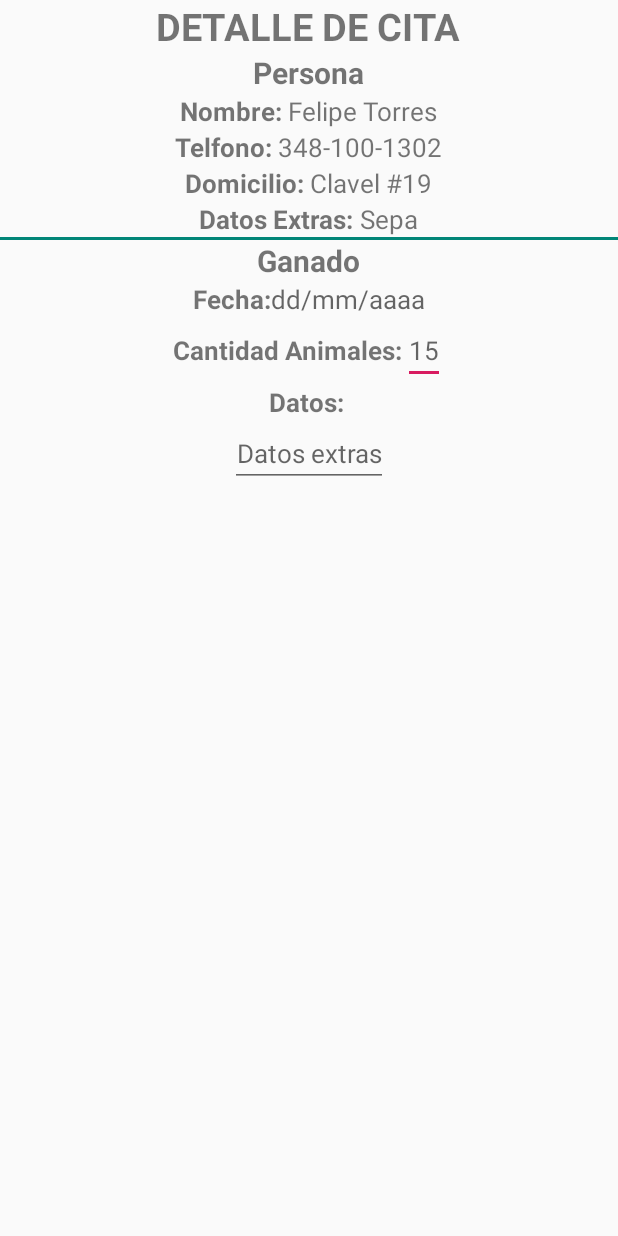
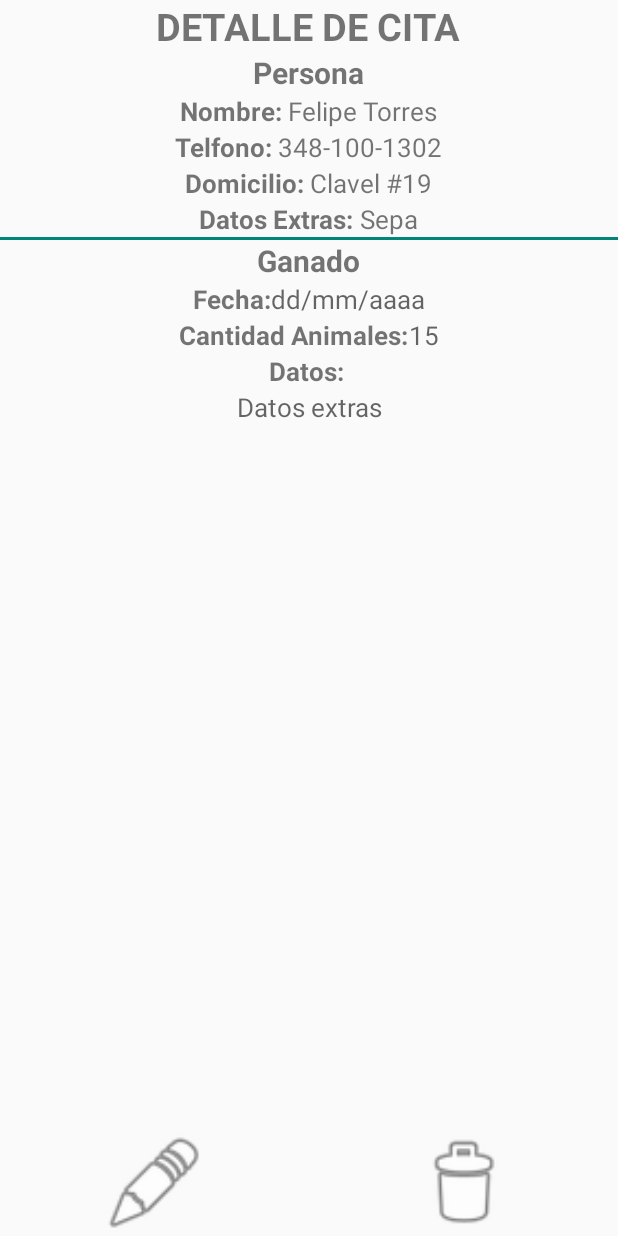
Before and after one commit to Stan4u2/AppGanaderosV1, an Android app: the appointment_details screen opened directly, with no data from a screen before it, on a phone screen of 412 x 824 dp. Run offline under Robolectric (Android 15) with nearby library versions, the phone set to English and light mode, and no system bars.

Commit message:
Trying to update the appointment

```diff
--- a/app/src/main/java/com/example/appganaderosv1/Adapter/Adapter_appointment.java
+++ b/app/src/main/java/com/example/appganaderosv1/Adapter/Adapter_appointment.java
@@ -63,6 +63,7 @@ public class Adapter_appointment extends RecyclerView.Adapter<Adapter_appointmen
 
         public ViewHolderAppointment(@NonNull View itemView) {
             super(itemView);
+
             nombre_persona = itemView.findViewById(R.id.nombre_persona);
             cantidad_ganado = itemView.findViewById(R.id.cantidad_ganado);
             fecha = itemView.findViewById(R.id.fecha);
--- a/app/src/main/java/com/example/appganaderosv1/appointment_details.java
+++ b/app/src/main/java/com/example/appganaderosv1/appointment_details.java
@@ -1,13 +1,91 @@
 package com.example.appganaderosv1;
 
+import android.content.ContentValues;
+import android.content.Intent;
+import android.database.sqlite.SQLiteDatabase;
 import android.support.v7.app.AppCompatActivity;
 import android.os.Bundle;
+import android.view.View;
+import android.widget.TextView;
+import android.widget.Toast;
+
+import com.example.appganaderosv1.entidades.Citas;
+import com.example.appganaderosv1.entidades.Persona;
+import com.example.appganaderosv1.utilidades.Utilidades;
 
 public class appointment_details extends AppCompatActivity {
+
+    TextView name_person_appointment, cellphone_person_appointment, address_person_appointment;
+    TextView extra_data_person_appointment, date_appointment, number_animals_appointment, extra_data_appointment;
+
+    Persona person = null;
+    Citas citas = null;
+
+    ConexionSQLiteHelper conn;
 
     @Override
     protected void onCreate(Bundle savedInstanceState) {
         super.onCreate(savedInstanceState);
         setContentView(R.layout.activity_appointment_details);
+
+        conn = new ConexionSQLiteHelper(this, "bd_ganado", null, 1);
+
+        name_person_appointment = findViewById(R.id.name_person_appointment);
+        cellphone_person_appointment = findViewById(R.id.cellphone_person_appointment);
+        address_person_appointment = findViewById(R.id.address_person_appointment);
+        extra_data_person_appointment = findViewById(R.id.extra_data_person_appointment);
+        date_appointment = findViewById(R.id.date_appointment);
+        number_animals_appointment = findViewById(R.id.number_animals_appointment);
+        extra_data_appointment = findViewById(R.id.extra_data_appointment);
+
+        Bundle objectSent = getIntent().getExtras();
+
+
+        if(objectSent != null){
+            person = (Persona) objectSent.getSerializable("persona");
+            citas = (Citas) objectSent.getSerializable("citas");
+
+            name_person_appointment.setText(person.getNombre());
+            cellphone_person_appointment.setText(person.getTelefono());
+            address_person_appointment.setText(person.getDomicilio());
+            extra_data_person_appointment.setText(person.getDatos_extras());
+
+            date_appointment.setText(citas.getFecha());
+            number_animals_appointment.setText(citas.getCantidad_ganado().toString());
+            extra_data_appointment.setText(citas.getDatos());
+
+        }
+
+    }
+
+    public void deleteAppointment(View view){
+        SQLiteDatabase db = conn.getWritableDatabase();
+
+        String[] id_appointment = {String.valueOf(citas.getId_citas())};
+
+        ContentValues values = new ContentValues();
+        values.put(Utilidades.CAMPO_RESPALDO_CITAS, 1);
+
+        int updated = db.update(Utilidades.TABLA_CITAS, values, Utilidades.CAMPO_ID_CITAS + " = ?", id_appointment);
+
+        if (updated == 1){
+            Toast.makeText(getApplicationContext(), "Se ha mandado al bote de basura.", Toast.LENGTH_LONG).show();
+        }else{
+            Toast.makeText(getApplicationContext(), "Ha ocurrdio un error.", Toast.LENGTH_LONG).show();
+        }
+
+        db.close();
+    }
+
+    public void modifieAppointment(View view){
+        Intent intent = new Intent(view.getContext(), insert_new_appointment.class);
+
+        Bundle bundle = new Bundle();
+        bundle.putSerializable("action", "modifie");
+        bundle.putSerializable("persona", person);
+        bundle.putSerializable("citas", citas);
+
+        intent.putExtras(bundle);
+        startActivity(intent);
     }
 }
--- a/app/src/main/java/com/example/appganaderosv1/utilidades/Utilidades.java
+++ b/app/src/main/java/com/example/appganaderosv1/utilidades/Utilidades.java
@@ -50,6 +50,7 @@ public class Utilidades {
     public static final String CAMPO_DATOS = "datos";
     public static final String CAMPO_FECHA_CITAS = "fecha";
     public static final String CAMPO_PERSONA_CITA = "persona_cita";
+    public static final String CAMPO_RESPALDO_CITAS = "respaldo";
 
     public static final String CREAR_TABLA_CITAS =
             "CREATE TABLE " + TABLA_CITAS + "("
@@ -57,6 +58,7 @@ public class Utilidades {
                     + CAMPO_CANTIDAD_GANADO + " INTEGER, "
                     + CAMPO_DATOS + " TEXT, "
                     + CAMPO_FECHA_CITAS + " TEXT, "
+                    + CAMPO_RESPALDO_CITAS + " INTEGER, "
                     + CAMPO_PERSONA_CITA + " INTEGER REFERENCES " + TABLA_PERSONA + "(" + CAMPO_ID_PERSONA + "))";
 
 
--- a/app/src/main/res/layout/activity_appointment_details.xml
+++ b/app/src/main/res/layout/activity_appointment_details.xml
@@ -174,7 +174,7 @@
             android:textSize="17dp"
             android:textStyle="bold" />
 
-        <EditText
+        <TextView
             android:id="@+id/number_animals_appointment"
             android:layout_width="wrap_content"
             android:layout_height="wrap_content"
@@ -198,7 +198,7 @@
             android:textSize="17dp"
             android:textStyle="bold" />
 
-        <EditText
+        <TextView
             android:id="@+id/extra_data_appointment"
             android:layout_width="wrap_content"
             android:layout_height="wrap_content"
@@ -208,4 +208,31 @@
 
     </LinearLayout>
 
+    <LinearLayout
+        android:gravity="bottom"
+        android:layout_width="match_parent"
+        android:layout_height="match_parent"
+        android:orientation="horizontal">
+
+        <ImageButton
+            android:id="@+id/modifie_appointment"
+            android:layout_width="wrap_content"
+            android:layout_height="70dp"
+            android:layout_weight="1"
+            android:background="@null"
+            android:onClick="modifieAppointment"
+            android:scaleType="fitCenter"
+            android:src="@android:drawable/ic_menu_edit" />
+
+        <ImageButton
+            android:id="@+id/delete_appointment"
+            android:layout_width="wrap_content"
+            android:layout_height="70dp"
+            android:layout_weight="1"
+            android:src="@android:drawable/ic_menu_delete"
+            android:scaleType="fitCenter"
+            android:background="@null"
+            android:onClick="deleteAppointment"/>
+    </LinearLayout>
+
 </LinearLayout>
--- a/app/src/main/res/layout/activity_insert_new_appointment.xml
+++ b/app/src/main/res/layout/activity_insert_new_appointment.xml
@@ -9,6 +9,7 @@
     android:launchMode="singleTask">
 
     <TextView
+        android:id="@+id/action_to_do"
         android:layout_width="match_parent"
         android:layout_height="wrap_content"
         android:layout_gravity="center"
@@ -205,7 +206,7 @@
                 android:id="@+id/number_animals_appointment"
                 android:layout_width="wrap_content"
                 android:layout_height="wrap_content"
-                android:hint="15"
+                android:hint="00"
                 android:inputType="number"
                 android:textSize="17dp" />
 
```
Also changed, not shown: app/src/main/java/com/example/appganaderosv1/Fragments/AppointmentFragment.java (+51 -10 lines), app/src/main/java/com/example/appganaderosv1/insert_new_appointment.java (+111 -8 lines), app/src/main/res/layout/item_list_citas.xml (+28 -16 lines).
